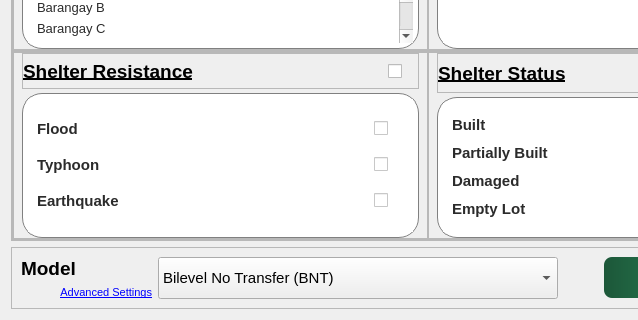
This is ProgramSrc/solveSettings.ui in Lucianono/ShelterAlloc_Thesis as Qt 5 draws it before an edit; both pictures show x 0 to 638 and y 154 to 474 of the 855 by 474 pixel window. The edited form follows.
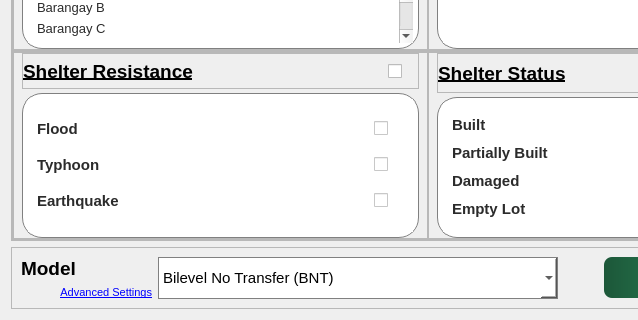
This is the edited form. Icons and pictures are not drawn.

```diff
--- a/ProgramSrc/solveSettings.ui
+++ b/ProgramSrc/solveSettings.ui
@@ -1548,6 +1548,20 @@
         <property name="cursor">
          <cursorShape>PointingHandCursor</cursorShape>
         </property>
+        <property name="styleSheet">
+         <string notr="true">QComboBox {
+	border: 1px solid gray;
+	background-color: white;
+}
+
+QComboBox::dropdown {
+	border-left: 1px solid black;
+}
+
+QComboBox::down-arrow {
+	color: black;
+}</string>
+        </property>
         <item>
          <property name="text">
           <string>Bilevel No Transfer (BNT)</string>
```
